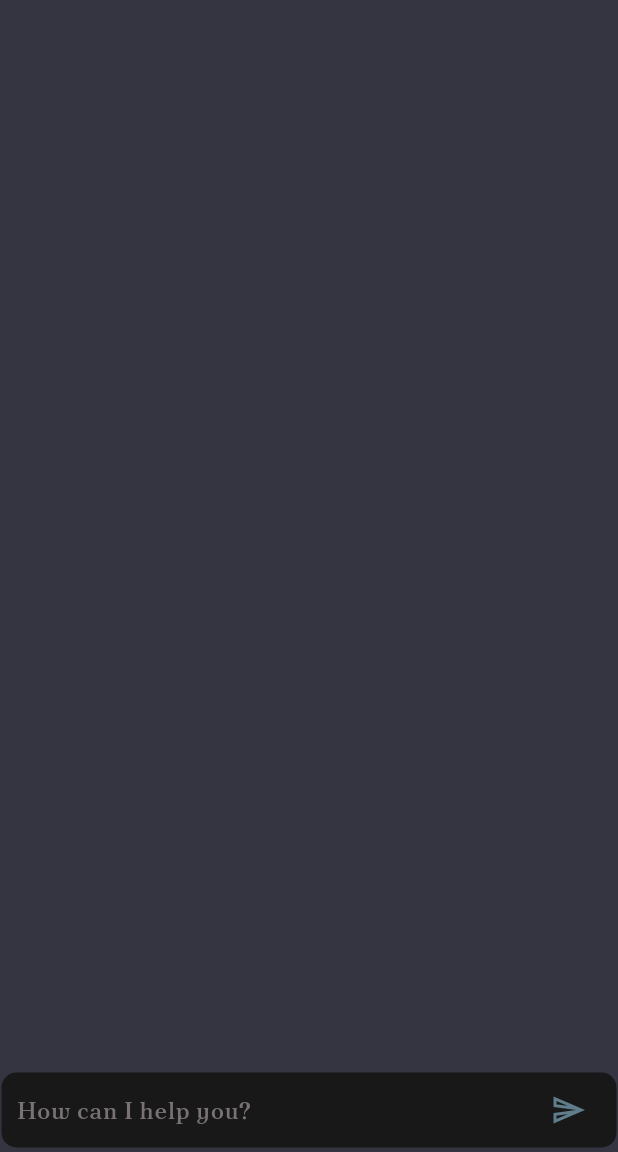
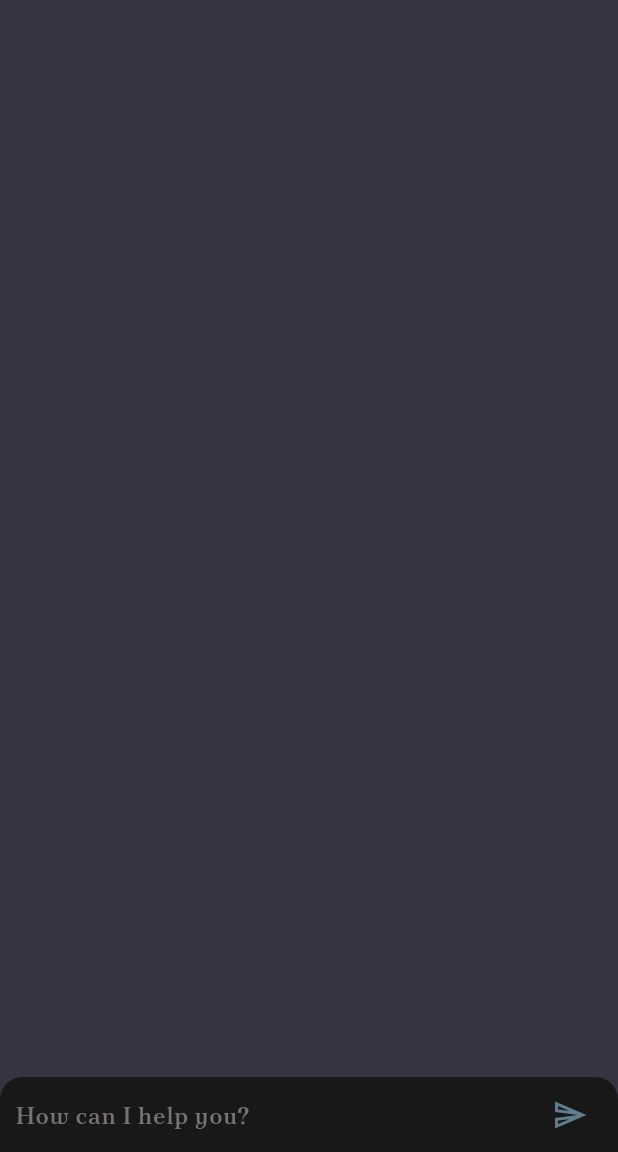
Before and after one commit to IP80808080/AI-App, a Flutter app: the screen it shows after launch, on a phone screen of 412 x 824 dp, the part 84-1236 px from its top. Run offline on Flutter 3.47's test engine with Material 2 defaults, Android fonts, the phone set to English and light mode, and no system bars; our stand-ins replace animate_do, animated_text_kit, flutter_spinkit.

Commit message:
Hey there meet my new AI Assistant.

```diff
--- a/lib/home_page.dart
+++ b/lib/home_page.dart
@@ -27,8 +27,10 @@ class _HomePageState extends State<HomePage> {
 
   late TextEditingController textEditingController;
   late FocusNode focusNode;
+  late ScrollController _listScrollController;
   @override
   void initState() {
+    _listScrollController = ScrollController();
     textEditingController = TextEditingController();
     focusNode = FocusNode();
     super.initState();
@@ -36,6 +38,7 @@ class _HomePageState extends State<HomePage> {
 
   @override
   void dispose() {
+    _listScrollController.dispose();
     textEditingController.dispose();
     focusNode.dispose();
     super.dispose();
@@ -88,6 +91,7 @@ class _HomePageState extends State<HomePage> {
             children: [
               Flexible(
                 child: ListView.builder(
+                    controller: _listScrollController,
                     itemCount: chatList.length,
                     itemBuilder: (context, index) {
                       return ChatWidget(
@@ -106,11 +110,12 @@ class _HomePageState extends State<HomePage> {
                 height: 5,
               ),
               Container(
-                margin: const EdgeInsets.only(left: 1, right: 1, bottom: 3),
                 child: Material(
                   color: const Color(0xff181818),
-                  shape: RoundedRectangleBorder(
-                    borderRadius: BorderRadius.circular(10),
+                  shape: const RoundedRectangleBorder(
+                    borderRadius: BorderRadius.vertical(
+                      top: Radius.circular(15),
+                    ),
                   ),
                   child: Padding(
                     padding:
@@ -161,6 +166,13 @@ class _HomePageState extends State<HomePage> {
     );
   }
 
+  void scrollListToEND() {
+    _listScrollController.animateTo(
+        _listScrollController.position.maxScrollExtent,
+        duration: const Duration(seconds: 2),
+        curve: Curves.easeOut);
+  }
+
   Future<void> sendMessageFCT({required ModelsProvider modelsProvider}) async {
     try {
       setState(() {
@@ -178,6 +190,7 @@ class _HomePageState extends State<HomePage> {
       log("error $error");
     } finally {
       setState(() {
+        scrollListToEND();
         _isTyping = false;
       });
     }
--- a/lib/provider/model_provider.dart
+++ b/lib/provider/model_provider.dart
@@ -3,7 +3,7 @@ import 'package:gpt_dall/services/api_services.dart';
 import '../models/models_model.dart';
 
 class ModelsProvider with ChangeNotifier {
-  String currentModel = "text-davinci-003";
+  String currentModel = "gpt-3.5-turbo";
   String get getCurrentModel {
     return currentModel;
   }
--- a/pubspec.yaml
+++ b/pubspec.yaml
@@ -40,6 +40,7 @@ dependencies:
   provider: ^6.0.5
   flutter_spinkit: ^5.1.0
   animate_do: ^3.0.2
+
 
 dev_dependencies:
   flutter_test:
```
Also changed, not shown: lib/widgets/chat_widget.dart (+22 -3 lines), lib/provider/chat_provider.dart (added).
